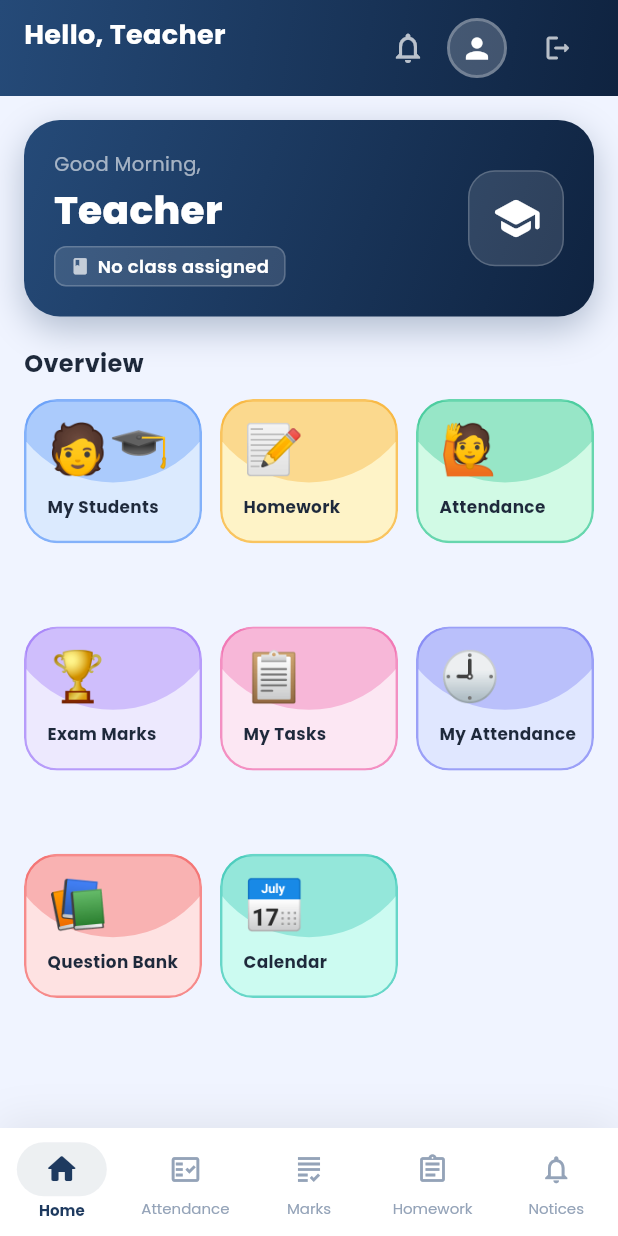
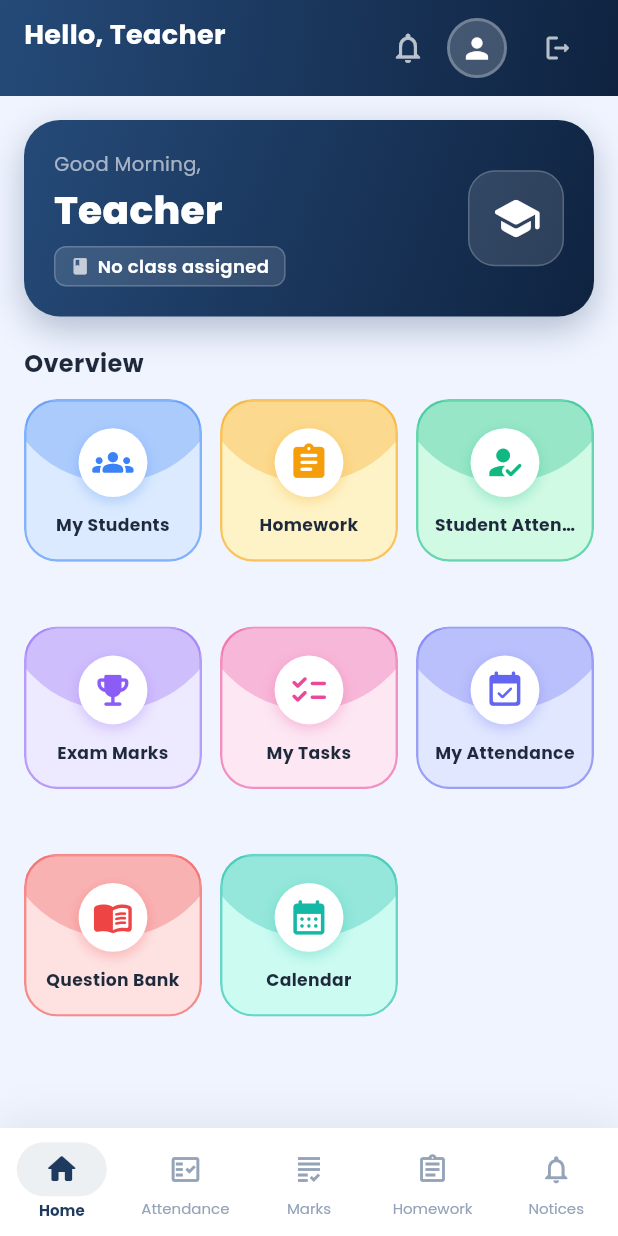
Before and after one commit to sectofficework-droid/SATYAM-SCHOOL, a Flutter app: the TeacherHome screen opened by its route, on a phone screen of 412 x 824 dp. Run offline on Flutter 3.47's test engine with Material 3 defaults, Android fonts, the phone set to English and light mode, and no system bars; our stand-ins replace flutter_secure_storage, get, google_fonts, pdf, printing, shared_preferences and 2 more; accounts and stored records are empty.

Commit message:
Replace module card emoji with Material icons; center teacher card layout
Dashboard StatCard now takes an IconData (rendered in a white circular
badge on the color wave) instead of an emoji character, for a more
consistent and legible look across devices.

Teacher dashboard cards also get a centered icon/label layout with a
bigger icon badge (student dashboard keeps the original left-aligned
layout matched to the mobile reference). "Attendance" renamed to
"Student Attendance" to disambiguate it from "My Attendance".

Co-Authored-By: Claude Sonnet 5 <noreply@anthropic.com>

```diff
--- a/mobile-app/lib/app/modules/student/dashboard/student_home.dart
+++ b/mobile-app/lib/app/modules/student/dashboard/student_home.dart
@@ -304,16 +304,16 @@ class _StudentDashboard extends StatelessWidget {
             crossAxisSpacing: 12, mainAxisSpacing: 12,
             childAspectRatio: 0.85,
             children: [
-              StatCard(label: 'Attendance', emoji: '🙋',
+              StatCard(label: 'Attendance', icon: Icons.how_to_reg_rounded,
                 color: AppColors.green, bgColor: AppColors.greenLight,
                 onTap: () => Get.toNamed(Routes.studentAttend)),
-              StatCard(label: 'Exam Marks', emoji: '🏆',
+              StatCard(label: 'Exam Marks', icon: Icons.emoji_events_rounded,
                 color: AppColors.blue, bgColor: AppColors.blueLight,
                 onTap: () => Get.toNamed(Routes.studentMarks)),
-              StatCard(label: 'Fee Status', emoji: '💰',
+              StatCard(label: 'Fee Status', icon: Icons.account_balance_wallet_rounded,
                 color: AppColors.amber, bgColor: AppColors.amberLight,
                 onTap: () => Get.toNamed(Routes.studentFees)),
-              StatCard(label: 'Homework', emoji: '📝',
+              StatCard(label: 'Homework', icon: Icons.assignment_rounded,
                 color: AppColors.purple, bgColor: AppColors.purpleLight,
                 onTap: () => Get.toNamed(Routes.studentHomework)),
             ],
--- a/mobile-app/lib/app/modules/teacher/dashboard/teacher_dashboard_tab.dart
+++ b/mobile-app/lib/app/modules/teacher/dashboard/teacher_dashboard_tab.dart
@@ -83,43 +83,51 @@ class _TeacherDashboardTabState extends State<TeacherDashboardTab>
                 childAspectRatio: 0.85,
                 children: [
                   _AnimEntry(delay: 100, child: StatCard(
-                    label: 'My Students', emoji: '🧑‍🎓',
+                    label: 'My Students', icon: Icons.groups_rounded,
                     color: AppColors.blue, bgColor: AppColors.blueLight,
+                    centered: true,
                     onTap: () => Get.toNamed(Routes.teacherStudents),
                   )),
                   _AnimEntry(delay: 180, child: StatCard(
-                    label: 'Homework', emoji: '📝',
+                    label: 'Homework', icon: Icons.assignment_rounded,
                     color: AppColors.amber, bgColor: AppColors.amberLight,
+                    centered: true,
                     onTap: () => Get.toNamed(Routes.teacherHomework),
                   )),
                   _AnimEntry(delay: 260, child: StatCard(
-                    label: 'Attendance', emoji: '🙋',
+                    label: 'Student Attendance', icon: Icons.how_to_reg_rounded,
                     color: AppColors.green, bgColor: AppColors.greenLight,
+                    centered: true,
                     onTap: () => Get.toNamed(Routes.teacherAttend),
                   )),
                   _AnimEntry(delay: 340, child: StatCard(
-                    label: 'Exam Marks', emoji: '🏆',
+                    label: 'Exam Marks', icon: Icons.emoji_events_rounded,
                     color: AppColors.purple, bgColor: AppColors.purpleLight,
+                    centered: true,
                     onTap: () => Get.toNamed(Routes.teacherMarks),
                   )),
                   _AnimEntry(delay: 420, child: StatCard(
-                    label: 'My Tasks', emoji: '📋',
+                    label: 'My Tasks', icon: Icons.checklist_rounded,
                     color: AppColors.pink, bgColor: AppColors.pinkLight,
+                    centered: true,
                     onTap: () => Get.toNamed(Routes.teacherTasks),
                   )),
                   _AnimEntry(delay: 500, child: StatCard(
-                    label: 'My Attendance', emoji: '🕘',
+                    label: 'My Attendance', icon: Icons.event_available_rounded,
                     color: AppColors.indigo, bgColor: AppColors.indigoLight,
+                    centered: true,
                     onTap: () => Get.toNamed(Routes.teacherMyAttend),
                   )),
                   _AnimEntry(delay: 580, child: StatCard(
-                    label: 'Question Bank', emoji: '📚',
+                    label: 'Question Bank', icon: Icons.menu_book_rounded,
                     color: AppColors.red, bgColor: AppColors.redLight,
+                    centered: true,
                     onTap: () => Get.toNamed(Routes.teacherQuestionBank),
                   )),
                   _AnimEntry(delay: 660, child: StatCard(
-                    label: 'Calendar', emoji: '📅',
+                    label: 'Calendar', icon: Icons.calendar_month_rounded,
                     color: AppColors.teal, bgColor: AppColors.tealLight,
+                    centered: true,
                     onTap: () => Get.toNamed(Routes.teacherCalendar),
                   )),
                 ],
--- a/mobile-app/lib/common/widgets/stat_card.dart
+++ b/mobile-app/lib/common/widgets/stat_card.dart
@@ -4,27 +4,32 @@ import '../../core/theme/app_theme.dart';
 // Module-card style, matching the reference ("module icon in mobile view.png"):
 // a pastel card whose top is a wide, shallow color-wave (a big circle
 // positioned mostly above the card and clipped to the card's own rounded
-// corners, rather than a small hand-drawn dome), a full-color emoji icon
-// sitting on that wave, and the module name left-aligned below it - no stat
-// text on the card face (tap through to the module to see its numbers).
+// corners, rather than a small hand-drawn dome), a Material icon in a white
+// badge sitting on that wave, and the module name left-aligned below it - no
+// stat text on the card face (tap through to the module to see its numbers).
 // badgeCount is for genuinely unread-style counts (kept optional, unused by
 // most cards).
 class StatCard extends StatefulWidget {
   final String label;
-  final String emoji;
+  final IconData icon;
   final Color color;
   final Color bgColor;
   final int? badgeCount;
   final VoidCallback? onTap;
+  // Teacher dashboard wants icon + label centered (and a bigger icon badge);
+  // the student dashboard keeps the original left-aligned layout that was
+  // matched to the mobile reference screenshot.
+  final bool centered;
 
   const StatCard({
     super.key,
     required this.label,
-    required this.emoji,
+    required this.icon,
     this.color   = AppColors.navy,
     this.bgColor = AppColors.blueLight,
     this.badgeCount,
     this.onTap,
+    this.centered = false,
   });
 
   @override
@@ -78,17 +83,32 @@ class _StatCardState extends State<StatCard> {
                     ),
                   ),
                   Padding(
-                    padding: const EdgeInsets.fromLTRB(14, 16, 8, 14),
+                    padding: widget.centered
+                      ? const EdgeInsets.fromLTRB(10, 16, 10, 14)
+                      : const EdgeInsets.fromLTRB(14, 16, 8, 14),
                     child: FittedBox(
                       fit: BoxFit.scaleDown,
-                      alignment: Alignment.centerLeft,
+                      alignment: widget.centered ? Alignment.center : Alignment.centerLeft,
                       child: Column(
                         mainAxisSize: MainAxisSize.min,
-                        crossAxisAlignment: CrossAxisAlignment.start,
+                        crossAxisAlignment: widget.centered ? CrossAxisAlignment.center : CrossAxisAlignment.start,
                         children: [
                           SizedBox(
-                            height: 42,
-                            child: Text(widget.emoji, style: const TextStyle(fontSize: 36, height: 1)),
+                            height: widget.centered ? 54 : 42,
+                            child: Center(
+                              child: Container(
+                                width: widget.centered ? 50 : 40,
+                                height: widget.centered ? 50 : 40,
+                                decoration: BoxDecoration(
+                                  color: Colors.white,
+                                  shape: BoxShape.circle,
+                                  boxShadow: [
+                                    BoxShadow(color: widget.color.withOpacity(.30), blurRadius: 8, offset: const Offset(0, 3)),
+                                  ],
+                                ),
+                                child: Icon(widget.icon, color: widget.color, size: widget.centered ? 30 : 22),
+                              ),
+                            ),
                           ),
                           const SizedBox(height: 10),
                           // Fixed width + forced single line (not just a
@@ -102,6 +122,7 @@ class _StatCardState extends State<StatCard> {
                           SizedBox(
                             width: 104,
                             child: Text(widget.label,
+                              textAlign: widget.centered ? TextAlign.center : TextAlign.left,
                               maxLines: 1,
                               softWrap: false,
                               overflow: TextOverflow.ellipsis,
```
